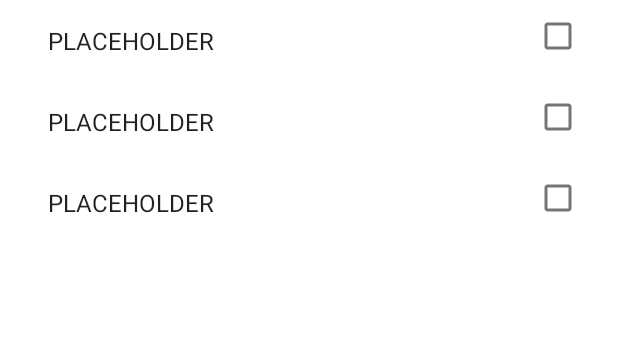
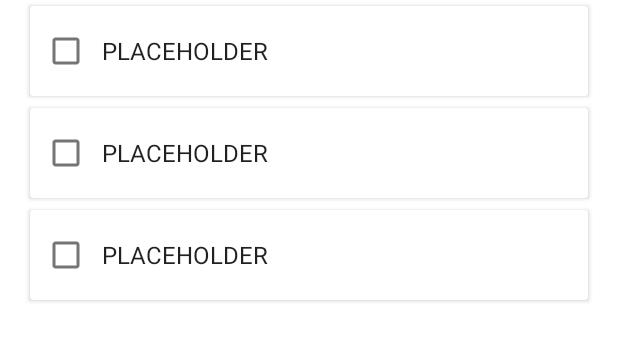
Before and after one commit to Oktawski/tasks-and-habits-android, an Android app: the layout fragment_tasks.xml on its own in the app's theme, with its tools: preview values and no code run, on a phone screen of 412 x 824 dp. Shown: the top 341 px of the screen. Run offline under Robolectric (Android 15) with nearby library versions, the phone set to English and light mode, and no system bars.

```diff
--- a/app/src/main/AndroidManifest.xml
+++ b/app/src/main/AndroidManifest.xml
@@ -19,7 +19,7 @@
                 <category android:name="android.intent.category.LAUNCHER" />
             </intent-filter>
         </activity>
-        <activity android:name=".ui.main.AddItemActivity"/>
+        <activity android:name=".ui.main.AddAndDetailsActivity"/>
     </application>
 
 </manifest>
--- a/app/src/main/java/com/example/tah/models/ViewType.kt
+++ b/app/src/main/java/com/example/tah/models/ViewType.kt
@@ -5,7 +5,7 @@ import androidx.annotation.LayoutRes
 interface ViewType {
 
     @LayoutRes
-    fun getBasicView(): Int
+    fun getDetailsView(): Int
 
     @LayoutRes
     fun getAddView(): Int
--- a/app/src/main/res/layout/item_task.xml
+++ b/app/src/main/res/layout/item_task.xml
@@ -2,25 +2,52 @@
 <LinearLayout xmlns:android="http://schemas.android.com/apk/res/android"
     android:layout_width="match_parent"
     android:layout_height="wrap_content"
+    xmlns:app="http://schemas.android.com/apk/res-auto"
     android:orientation="horizontal">
+
+    <androidx.cardview.widget.CardView
+        android:layout_width="match_parent"
+        android:layout_height="60dp"
+        android:layout_margin="4dp"
+        >
+
+        <LinearLayout
+            android:layout_width="match_parent"
+            android:layout_height="match_parent"
+            >
+
+            <CheckBox
+                android:layout_width="wrap_content"
+                android:layout_height="wrap_content"
+                android:id="@+id/item_check_box"
+                android:layout_gravity="center_vertical"
+                />
 
             <TextView
                 android:id="@+id/item_name"
                 android:layout_width="wrap_content"
                 android:layout_height="wrap_content"
-        android:layout_margin="@dimen/text_margin"
                 android:textAppearance="?attr/textAppearanceListItem"
                 android:text="@string/placeholder"
                 android:maxLines="1"
                 android:layout_weight="1"
+                android:layout_gravity="center_vertical"
                 />
 
-    <CheckBox
+            <!--<CheckBox
                 android:id="@+id/item_check_box"
                 android:layout_width="wrap_content"
                 android:layout_height="wrap_content"
                 android:layout_gravity="center_horizontal"
                 />
+        -->
+
+        </LinearLayout>
+
+
+
+    </androidx.cardview.widget.CardView>
+
 
 
 </LinearLayout>
```
Also changed, not shown: app/src/main/java/com/example/tah/MainActivity.java (+13 -3 lines), app/src/main/java/com/example/tah/models/Task.kt (+11 -10 lines), app/src/main/java/com/example/tah/ui/main/AddAndDetailsActivity.kt (renamed from app/src/main/java/com/example/tah/ui/main/AddItemActivity.kt, +7 -5 lines), app/src/main/java/com/example/tah/ui/task/TasksFragment.java (+6 -10 lines). Lines whose indentation alone changed are shown as unchanged.
